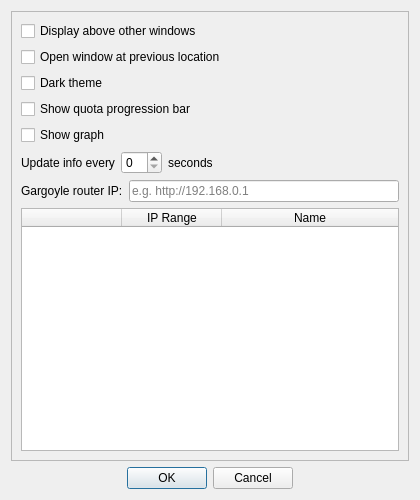
First picture: the form in dialogsettings.ui, repository defaultsamson/Gargoyle-Router-Usage-Checker, before the edit.
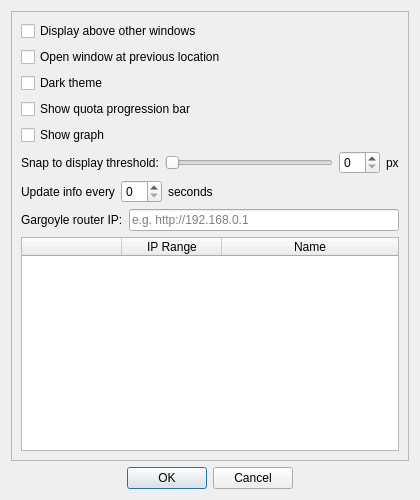
Second picture: the form after the edit.

Commit message: Added window snap threshold setting

Patch:
```diff
--- a/dialogsettings.ui
+++ b/dialogsettings.ui
@@ -64,6 +64,34 @@
          </property>
         </widget>
        </item>
+       <item>
+        <layout class="QHBoxLayout" name="horizontalLayout_4">
+         <item>
+          <widget class="QLabel" name="label_4">
+           <property name="text">
+            <string>Snap to display threshold:</string>
+           </property>
+          </widget>
+         </item>
+         <item>
+          <widget class="QSlider" name="horizontalSliderSnap">
+           <property name="orientation">
+            <enum>Qt::Horizontal</enum>
+           </property>
+          </widget>
+         </item>
+         <item>
+          <widget class="QSpinBox" name="spinBoxSnap"/>
+         </item>
+         <item>
+          <widget class="QLabel" name="label_5">
+           <property name="text">
+            <string>px</string>
+           </property>
+          </widget>
+         </item>
+        </layout>
+       </item>
        <item>
         <layout class="QHBoxLayout" name="horizontalLayout">
          <item>
```
The commit also changes 4 other files.
